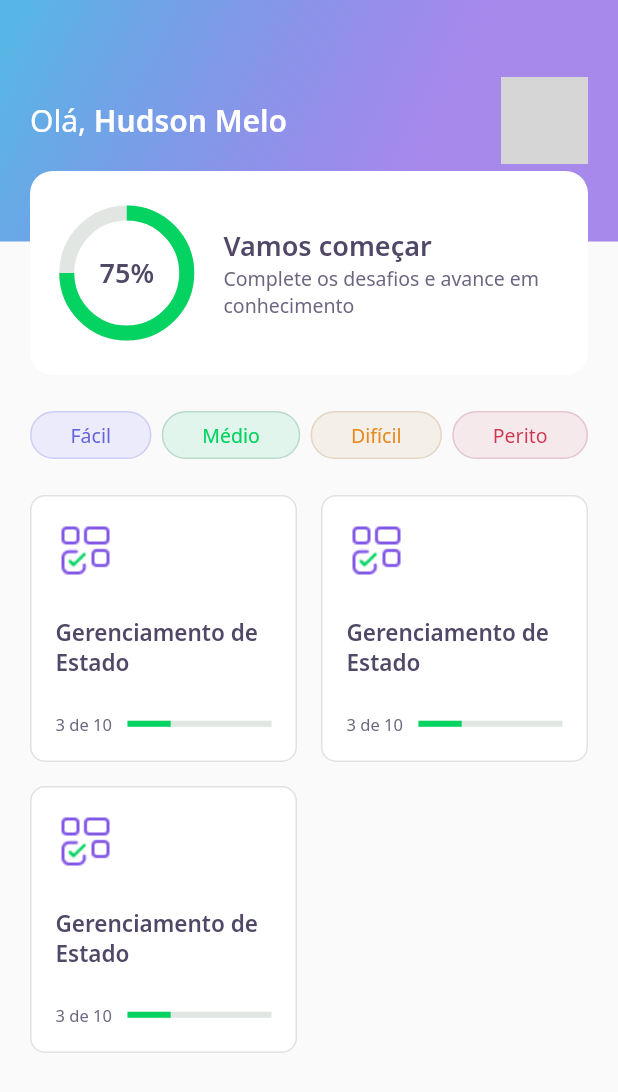
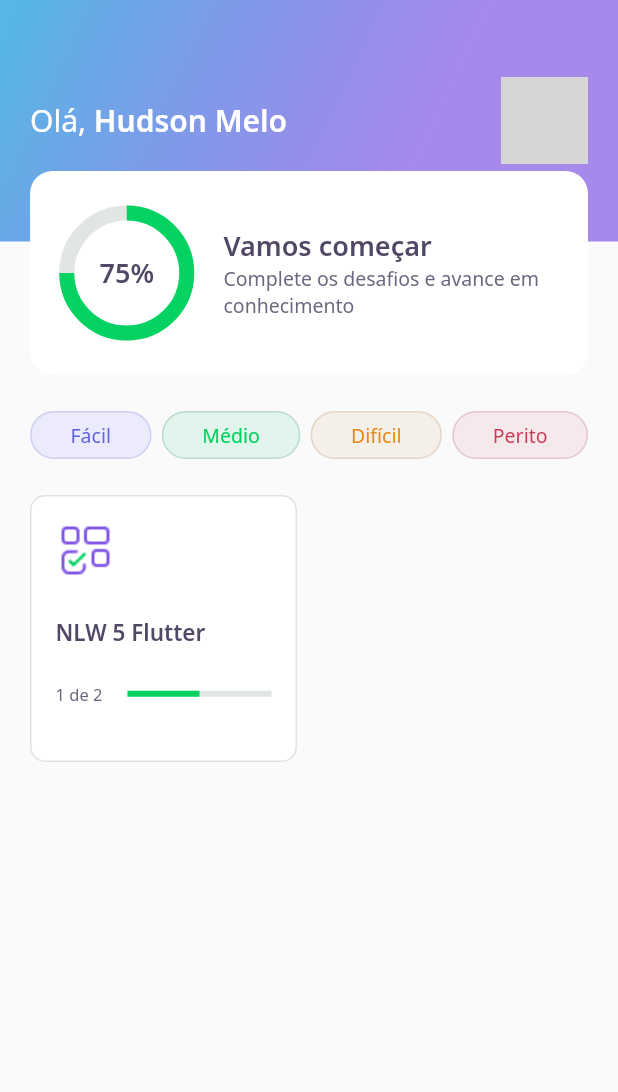
Before and after one commit to hudsonmelo/devquiz, a Flutter app: the HomePage screen opened directly, on a phone screen of 412 x 824 dp. Shown: the top 1092 px of the screen. Run offline on Flutter 3.47's test engine with Material 2 defaults, Android fonts, the phone set to English and light mode, and no system bars; our stand-ins replace google_fonts; accounts and stored records are empty; network calls fail; grey boxes are pictures that could not be loaded.

Commit message:
Aula 03: In Orbit

```diff
--- /dev/null
+++ b/database/quizzes.json
@@ -0,0 +1,46 @@
+[
+  {
+    "title": "NLW 5 Flutter",
+    "imagem": "blocks",
+    "questionAnswered": 1,
+    "level": "facil",
+    "questions": [
+      {
+        "title": "Está curtindo o Flutter?",
+        "answers": [
+          {
+            "title": "Estou curtindo"
+          },
+          {
+            "title": "Amando Flutter"
+          },
+          {
+            "title": "Muito rop"
+          },
+          {
+            "title": "Show de bola!",
+            "isRight": true
+          }
+        ]
+      },
+      {
+        "title": "Está curtindo o Flutter?",
+        "answers": [
+          {
+            "title": "Estou curtindo"
+          },
+          {
+            "title": "Amando Flutter"
+          },
+          {
+            "title": "Muito rop"
+          },
+          {
+            "title": "Show de bola!",
+            "isRight": true
+          }
+        ]
+      }
+    ]
+  }
+]
--- /dev/null
+++ b/database/user.json
@@ -0,0 +1,5 @@
+{
+  "name": "Hudson Melo",
+  "score": 75,
+  "photoURL": "https://avatars.githubusercontent.com/u/19855734?v=4"
+}
--- a/lib/core/app_widget.dart
+++ b/lib/core/app_widget.dart
@@ -1,6 +1,6 @@
 import 'package:DevQuiz/challenge/challenge_page.dart';
-// import 'package:DevQuiz/home/home_page.dart';
-// import 'package:DevQuiz/splash/splash_page.dart';
+import 'package:DevQuiz/home/home_page.dart';
+import 'package:DevQuiz/splash/splash_page.dart';
 import 'package:flutter/material.dart';
 
 class AppWidget extends StatelessWidget {
@@ -8,7 +8,7 @@ class AppWidget extends StatelessWidget {
   Widget build(BuildContext context) {
     return MaterialApp(
       title: "DevQuiz",
-      home: ChallangePage(),
+      home: HomePage(),
     );
   }
 }
--- /dev/null
+++ b/lib/home/home_controller.dart
@@ -0,0 +1,32 @@
+import 'package:DevQuiz/home/home_repository.dart';
+import 'package:DevQuiz/home/home_state.dart';
+import 'package:DevQuiz/shared/models/quiz_model.dart';
+import 'package:DevQuiz/shared/models/user_model.dart';
+import 'package:flutter/foundation.dart';
+
+class HomeController {
+  final stateNotifier = ValueNotifier(HomeState.empty);
+  set state(HomeState state) => stateNotifier.value = state;
+  HomeState get state => stateNotifier.value;
+
+  UserModel? user;
+  List<QuizModel>? quizzes;
+
+  final repository = HomeRepository();
+
+  void getUser() async {
+    state = HomeState.loading;
+
+    user = await repository.getUser();
+
+    state = HomeState.success;
+  }
+
+  void getQuizzes() async {
+    state = HomeState.loading;
+
+    quizzes = await repository.getQuizzes();
+
+    state = HomeState.success;
+  }
+}
--- a/lib/home/home_page.dart
+++ b/lib/home/home_page.dart
@@ -1,3 +1,6 @@
+import 'package:DevQuiz/core/core.dart';
+import 'package:DevQuiz/home/home_controller.dart';
+import 'package:DevQuiz/home/home_state.dart';
 import 'package:DevQuiz/home/widgets/appbar/app_bar_widget.dart';
 import 'package:DevQuiz/home/widgets/level_button/level_button_widget.dart';
 import 'package:DevQuiz/home/widgets/quiz_card/quiz_card_widget.dart';
@@ -9,10 +12,23 @@ class HomePage extends StatefulWidget {
 }
 
 class _HomePageState extends State<HomePage> {
+  final controller = HomeController();
+
+  @override
+  void initState() {
+    super.initState();
+    controller.getUser();
+    controller.getQuizzes();
+    controller.stateNotifier.addListener(() {
+      setState(() {});
+    });
+  }
+
   @override
   Widget build(BuildContext context) {
+    if (controller.state == HomeState.success) {
       return Scaffold(
-      appBar: AppBarWidget(),
+        appBar: AppBarWidget(user: controller.user!),
         body: Padding(
           padding: const EdgeInsets.symmetric(horizontal: 20),
           child: Column(
@@ -45,16 +61,30 @@ class _HomePageState extends State<HomePage> {
                   crossAxisSpacing: 16,
                   mainAxisSpacing: 16,
                   crossAxisCount: 2,
-                children: [
-                  QuizCardWidget(),
-                  QuizCardWidget(),
-                  QuizCardWidget(),
-                ],
+                  children: controller.quizzes!
+                      .map(
+                        (e) => QuizCardWidget(
+                          title: e.title,
+                          completed:
+                              '${e.questionAnswered} de ${e.questions.length}',
+                          percent: e.questionAnswered / e.questions.length,
+                        ),
+                      )
+                      .toList(),
                 ),
               )
             ],
           ),
         ),
       );
+    } else {
+      return Scaffold(
+        body: Center(
+          child: CircularProgressIndicator(
+            valueColor: AlwaysStoppedAnimation<Color>(AppColors.darkGreen),
+          ),
+        ),
+      );
     }
   }
+}
--- /dev/null
+++ b/lib/home/home_state.dart
@@ -0,0 +1 @@
+enum HomeState { success, loading, error, empty }
--- a/lib/home/widgets/appbar/app_bar_widget.dart
+++ b/lib/home/widgets/appbar/app_bar_widget.dart
@@ -1,9 +1,12 @@
 import 'package:DevQuiz/core/core.dart';
 import 'package:DevQuiz/home/widgets/score_card/score_card_widget.dart';
+import 'package:DevQuiz/shared/models/user_model.dart';
 import 'package:flutter/material.dart';
 
 class AppBarWidget extends PreferredSize {
-  AppBarWidget()
+  final UserModel user;
+
+  AppBarWidget({required this.user})
       : super(
           preferredSize: Size.fromHeight(250),
           child: Container(
@@ -24,7 +27,7 @@ class AppBarWidget extends PreferredSize {
                           style: AppTextStyles.title,
                           children: [
                             TextSpan(
-                              text: "Hudson Melo",
+                              text: user.name,
                               style: AppTextStyles.titleBold,
                             )
                           ],
@@ -36,8 +39,7 @@ class AppBarWidget extends PreferredSize {
                         decoration: BoxDecoration(
                           borderRadius: BorderRadius.circular(10),
                           image: DecorationImage(
-                            image: NetworkImage(
-                                "https://avatars.githubusercontent.com/u/19855734?v=4"),
+                            image: NetworkImage(user.photoURL),
                           ),
                         ),
                       ),
--- a/lib/home/widgets/quiz_card/quiz_card_widget.dart
+++ b/lib/home/widgets/quiz_card/quiz_card_widget.dart
@@ -3,6 +3,17 @@ import 'package:DevQuiz/shared/widgets/progress_indicator/progress_indicator_wid
 import 'package:flutter/material.dart';
 
 class QuizCardWidget extends StatelessWidget {
+  final String title;
+  final String completed;
+  final double percent;
+
+  const QuizCardWidget({
+    Key? key,
+    required this.title,
+    required this.completed,
+    required this.percent,
+  }) : super(key: key);
+
   @override
   Widget build(BuildContext context) {
     return Container(
@@ -24,7 +35,7 @@ class QuizCardWidget extends StatelessWidget {
             height: 24,
           ),
           Text(
-            "Gerenciamento de Estado",
+            title,
             style: AppTextStyles.heading15,
           ),
           SizedBox(
@@ -35,14 +46,14 @@ class QuizCardWidget extends StatelessWidget {
               Expanded(
                 flex: 1,
                 child: Text(
-                  "3 de 10",
+                  completed,
                   style: AppTextStyles.body11,
                 ),
               ),
               Expanded(
                 flex: 2,
                 child: ProgressIndicatorWidget(
-                  value: 0.3,
+                  value: percent,
                 ),
               )
             ],
--- /dev/null
+++ b/lib/shared/models/quiz_model.dart
@@ -0,0 +1,65 @@
+import 'dart:convert';
+
+import 'package:DevQuiz/shared/models/question_model.dart';
+
+enum Level { facil, medio, dificil, perito }
+
+extension LevelStringExt on String {
+  Level get parse => {
+        "facil": Level.facil,
+        "medio": Level.medio,
+        "dificil": Level.dificil,
+        "perito": Level.perito
+      }[this]!;
+}
+
+extension LevelExt on Level {
+  String get parse => {
+        Level.facil: "facil",
+        Level.medio: "medio",
+        Level.dificil: "dificil",
+        Level.perito: "perito"
+      }[this]!;
+}
+
+class QuizModel {
+  final String title;
+  final List<QuestionModel> questions;
+  final int questionAnswered;
+  final String imagem;
+  final Level level;
+
+  QuizModel({
+    required this.title,
+    required this.questions,
+    this.questionAnswered = 0,
+    required this.imagem,
+    required this.level,
+  });
+
+  Map<String, dynamic> toMap() {
+    return {
+      'title': title,
+      'questions': questions.map((x) => x.toMap()).toList(),
+      'questionAnswered': questionAnswered,
+      'imagem': imagem,
+      'level': level.parse,
+    };
+  }
+
+  factory QuizModel.fromMap(Map<String, dynamic> map) {
+    return QuizModel(
+      title: map['title'],
+      questions: List<QuestionModel>.from(
+          map['questions']?.map((x) => QuestionModel.fromMap(x))),
+      questionAnswered: map['questionAnswered'],
+      imagem: map['imagem'],
+      level: map['level'].toString().parse,
+    );
+  }
+
+  String toJson() => json.encode(toMap());
+
+  factory QuizModel.fromJson(String source) =>
+      QuizModel.fromMap(json.decode(source));
+}
--- /dev/null
+++ b/lib/shared/models/user_model.dart
@@ -0,0 +1,34 @@
+import 'dart:convert';
+
+class UserModel {
+  final String name;
+  final String photoURL;
+  final int score;
+
+  UserModel({
+    required this.name,
+    required this.photoURL,
+    this.score = 0,
+  });
+
+  Map<String, dynamic> toMap() {
+    return {
+      'name': name,
+      'photoURL': photoURL,
+      'score': score,
+    };
+  }
+
+  factory UserModel.fromMap(Map<String, dynamic> map) {
+    return UserModel(
+      name: map['name'],
+      photoURL: map['photoURL'],
+      score: map['score'],
+    );
+  }
+
+  String toJson() => json.encode(toMap());
+
+  factory UserModel.fromJson(String source) =>
+      UserModel.fromMap(json.decode(source));
+}
--- a/pubspec.yaml
+++ b/pubspec.yaml
@@ -18,5 +18,6 @@ dev_dependencies:
 flutter:
   assets:
     - assets/images/
+    - database/
 
   uses-material-design: true
```
Also changed, not shown: lib/home/home_repository.dart (added, +22 -0 lines), lib/shared/models/answer_model.dart (added, +30 -0 lines), lib/shared/models/question_model.dart (added, +35 -0 lines). Lines whose indentation alone changed are shown as unchanged.
